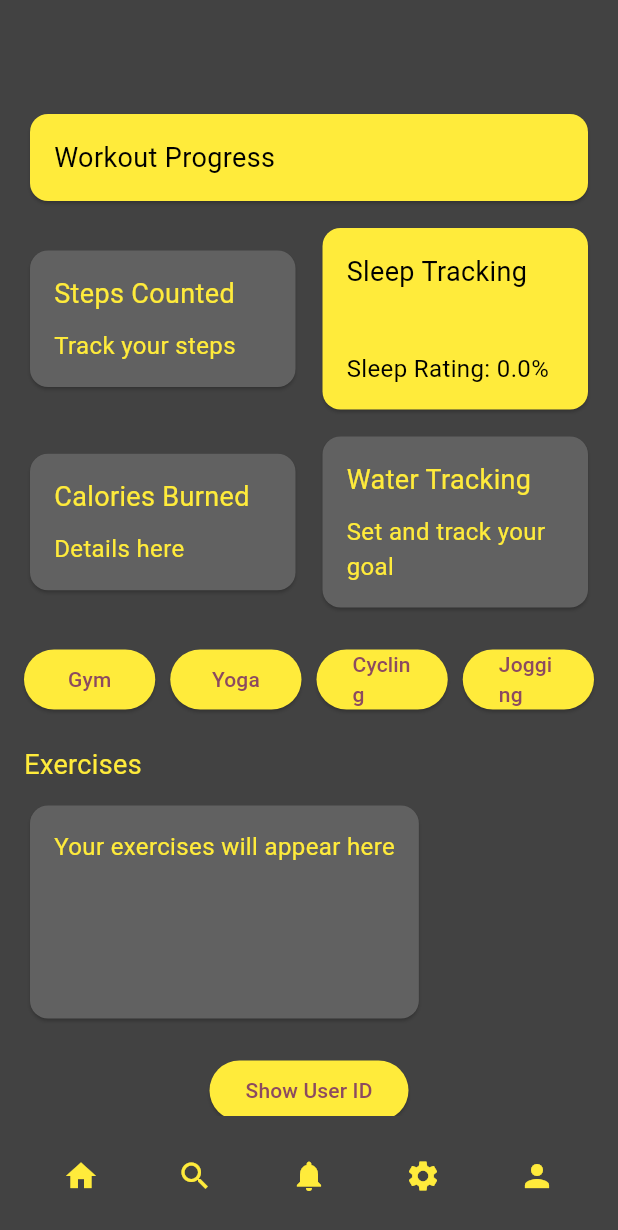
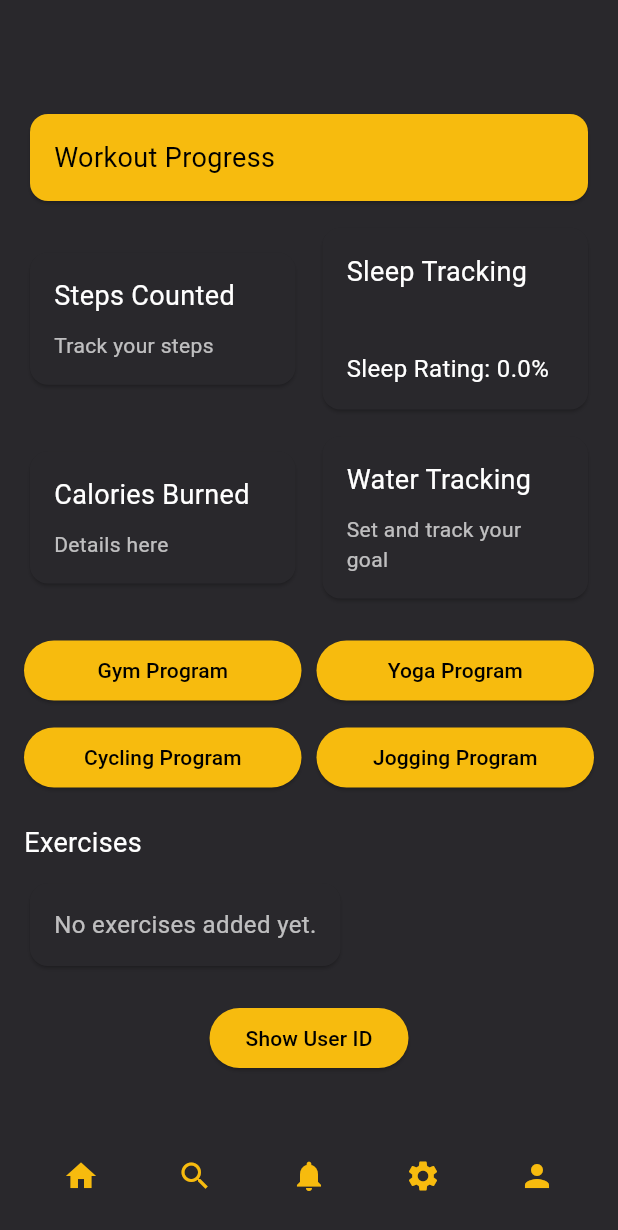
Before and after one commit to RafaelMarian/Project-GymApp_Flutter, a Flutter app: the HomePage screen opened directly with empty values, on a phone screen of 412 x 824 dp. Shown: the top 1230 px of the screen. Run offline on Flutter 3.47's test engine with Material 3 defaults, Android fonts, the phone set to English and light mode, and no system bars; our stand-ins replace cloud_firestore, firebase_auth, firebase_core, shared_preferences; accounts and stored records are empty.

Commit message:
update the colors

```diff
--- a/lib/home_page.dart
+++ b/lib/home_page.dart
@@ -113,7 +113,7 @@ class _HomePageState extends State<HomePage> {
       },
       child: Container(
         child: Card(
-          color: Colors.yellow,
+          color: const Color(0xFF29282C), // Dark background for sleep tracking box
           child: Padding(
             padding: const EdgeInsets.all(16.0),
             child: Column(
@@ -121,7 +121,7 @@ class _HomePageState extends State<HomePage> {
               children: [
                 const Text(
                   'Sleep Tracking',
-                  style: TextStyle(fontSize: 18, color: Colors.black),
+                  style: TextStyle(fontSize: 18, color: Colors.white),
                 ),
                 const SizedBox(height: 10),
                 LayoutBuilder(
@@ -137,7 +137,7 @@ class _HomePageState extends State<HomePage> {
                 const SizedBox(height: 10),
                 Text(
                   'Sleep Rating: ${_sleepRating.toStringAsFixed(1)}%',
-                  style: const TextStyle(fontSize: 16, color: Colors.black),
+                  style: const TextStyle(fontSize: 16, color: Colors.white),
                 ),
               ],
             ),
@@ -172,9 +172,9 @@ class _HomePageState extends State<HomePage> {
     return Scaffold(
       appBar: AppBar(
         title: Text(widget.userProfile.name),
-        backgroundColor: Colors.grey[800],
+        backgroundColor: const Color(0xFF29282C), // Dark background for app bar
       ),
-      backgroundColor: Colors.grey[800],
+      backgroundColor: const Color(0xFF29282C), // Dark background for the page
       body: Padding(
         padding: const EdgeInsets.all(16.0),
         child: Column(
@@ -230,45 +230,45 @@ class _HomePageState extends State<HomePage> {
               child: ElevatedButton(
                 onPressed: _showUserId,
                 style: ElevatedButton.styleFrom(
-                  backgroundColor: Colors.yellow,
+                  backgroundColor: const Color(0xFFF7BB0E), // Yellow color for Show User ID button
                 ),
-                child: const Text('Show User ID'),
+                child: const Text('Show User ID', style: TextStyle(color: Colors.black)),
               ),
             ),
           ],
         ),
       ),
       bottomNavigationBar: BottomAppBar(
-        color: Colors.grey[800],
+        color: const Color(0xFF29282C), // Dark background for bottom app bar
         child: Row(
           mainAxisAlignment: MainAxisAlignment.spaceAround,
           children: [
             IconButton(
-              icon: const Icon(Icons.home, color: Colors.yellow),
+              icon: const Icon(Icons.home, color: Color(0xFFF7BB0E)),
               onPressed: () {
                 // Handle home button press
               },
             ),
             IconButton(
-              icon: const Icon(Icons.search, color: Colors.yellow),
+              icon: const Icon(Icons.search, color: Color(0xFFF7BB0E)),
               onPressed: () {
                 // Handle search button press
               },
             ),
             IconButton(
-              icon: const Icon(Icons.notifications, color: Colors.yellow),
+              icon: const Icon(Icons.notifications, color: Color(0xFFF7BB0E)),
               onPressed: () {
                 // Handle notifications button press
               },
             ),
             IconButton(
-              icon: const Icon(Icons.settings, color: Colors.yellow),
+              icon: const Icon(Icons.settings, color: Color(0xFFF7BB0E)),
               onPressed: () {
                 // Handle settings button press
               },
             ),
             IconButton(
-              icon: const Icon(Icons.person, color: Colors.yellow),
+              icon: const Icon(Icons.person, color: Color(0xFFF7BB0E)),
               onPressed: () {
                 // Handle profile button press
               },
@@ -283,7 +283,7 @@ class _HomePageState extends State<HomePage> {
     return SizedBox(
       width: double.infinity,
       child: const Card(
-        color: Colors.yellow,
+        color: Color(0xFFF7BB0E), // Yellow background for workout progress box
         child: Padding(
           padding: EdgeInsets.all(16.0),
           child: Text(
@@ -297,7 +297,7 @@ class _HomePageState extends State<HomePage> {
 
   Widget _buildBox(String title, String details) {
     return Card(
-      color: Colors.grey[700],
+      color: const Color(0xFF29282C), // Dark background for boxes
       child: Padding(
         padding: const EdgeInsets.all(16.0),
         child: Column(
@@ -305,12 +305,12 @@ class _HomePageState extends State<HomePage> {
           children: [
             Text(
               title,
-              style: const TextStyle(fontSize: 18, color: Colors.yellow),
+              style: const TextStyle(fontSize: 18, color: Colors.white),
             ),
             const SizedBox(height: 10),
             Text(
               details,
-              style: const TextStyle(fontSize: 16, color: Colors.yellow),
+              style: const TextStyle(fontSize: 14, color: Colors.white70),
             ),
           ],
         ),
@@ -319,7 +319,9 @@ class _HomePageState extends State<HomePage> {
   }
 
   Widget _buildWorkoutTypeButtons() {
-    return Row(
+    return Column(
+      children: [
+        Row(
           children: [
             Expanded(
               child: ElevatedButton(
@@ -329,8 +331,10 @@ class _HomePageState extends State<HomePage> {
                     MaterialPageRoute(builder: (context) => GymProgramSelectionPage()),
                   );
                 },
-            style: ElevatedButton.styleFrom(backgroundColor: Colors.yellow),
-            child: const Text('Gym'),
+                style: ElevatedButton.styleFrom(
+                  backgroundColor: const Color(0xFFF7BB0E), // Yellow color for buttons
+                ),
+                child: const Text('Gym Program', style: TextStyle(color: Colors.black)),
               ),
             ),
             const SizedBox(width: 10),
@@ -342,11 +346,17 @@ class _HomePageState extends State<HomePage> {
                     MaterialPageRoute(builder: (context) => YogaProgramSelectionPage()),
                   );
                 },
-            style: ElevatedButton.styleFrom(backgroundColor: Colors.yellow),
-            child: const Text('Yoga'),
+                style: ElevatedButton.styleFrom(
+                  backgroundColor: const Color(0xFFF7BB0E), // Yellow color for buttons
+                ),
+                child: const Text('Yoga Program', style: TextStyle(color: Colors.black)),
               ),
             ),
-        const SizedBox(width: 10),
+          ],
+        ),
+        const SizedBox(height: 10),
+        Row(
+          children: [
             Expanded(
               child: ElevatedButton(
                 onPressed: () {
@@ -355,8 +365,10 @@ class _HomePageState extends State<HomePage> {
                     MaterialPageRoute(builder: (context) => CyclingProgramSelectionPage()),
                   );
                 },
-            style: ElevatedButton.styleFrom(backgroundColor: Colors.yellow),
-            child: const Text('Cycling'),
+                style: ElevatedButton.styleFrom(
+                  backgroundColor: const Color(0xFFF7BB0E), // Yellow color for buttons
+                ),
+                child: const Text('Cycling Program', style: TextStyle(color: Colors.black)),
               ),
             ),
             const SizedBox(width: 10),
@@ -368,9 +380,13 @@ class _HomePageState extends State<HomePage> {
                     MaterialPageRoute(builder: (context) => JoggingProgramSelectionPage()),
                   );
                 },
-            style: ElevatedButton.styleFrom(backgroundColor: Colors.yellow),
-            child: const Text('Jogging'),
+                style: ElevatedButton.styleFrom(
+                  backgroundColor: const Color(0xFFF7BB0E), // Yellow color for buttons
                 ),
+                child: const Text('Jogging Program', style: TextStyle(color: Colors.black)),
+              ),
+            ),
+          ],
         ),
       ],
     );
@@ -382,19 +398,17 @@ class _HomePageState extends State<HomePage> {
       children: [
         const Text(
           'Exercises',
-          style: TextStyle(fontSize: 18, color: Colors.yellow),
+          style: TextStyle(fontSize: 18, color: Colors.white),
         ),
+        // Placeholder for exercises
         const SizedBox(height: 10),
-        SizedBox(
-          height: 150,
-          child: Card(
-            color: Colors.grey[700],
-            child: const Padding(
-              padding: EdgeInsets.all(16.0),
+        Card(
+          color: const Color(0xFF29282C), // Dark background for exercises section
+          child: Padding(
+            padding: const EdgeInsets.all(16.0),
             child: Text(
-                'Your exercises will appear here',
-                style: TextStyle(fontSize: 16, color: Colors.yellow),
-              ),
+              'No exercises added yet.',
+              style: const TextStyle(fontSize: 16, color: Colors.white70),
             ),
           ),
         ),
```
Also changed, not shown: lib/login_page.dart (+25 -18 lines), lib/nutrition_page.dart (added, +18 -0 lines). Lines whose indentation alone changed are shown as unchanged.
